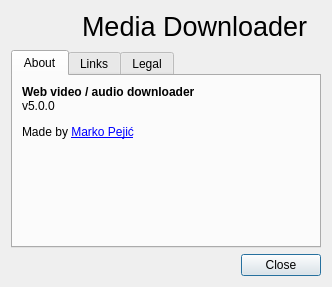
First picture: the form in src/ui/about_dialog.ui, repository markop404/media-downloader, before the edit.
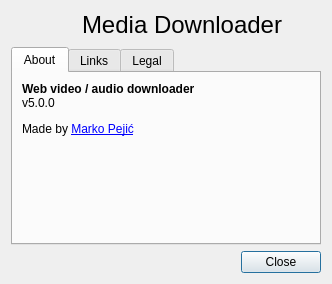
Second picture: the form after the edit. Icons and pictures are not drawn.

Commit message: Reduce font size of about dialog's app name label

Diff of the .ui file:
```diff
--- a/src/ui/about_dialog.ui
+++ b/src/ui/about_dialog.ui
@@ -31,7 +31,7 @@
       <widget class="QLabel" name="appNameLabel">
        <property name="font">
         <font>
-         <pointsize>20</pointsize>
+         <pointsize>18</pointsize>
          <fontweight>ExtraBold</fontweight>
         </font>
        </property>
```
The commit also changes 1 other file.
